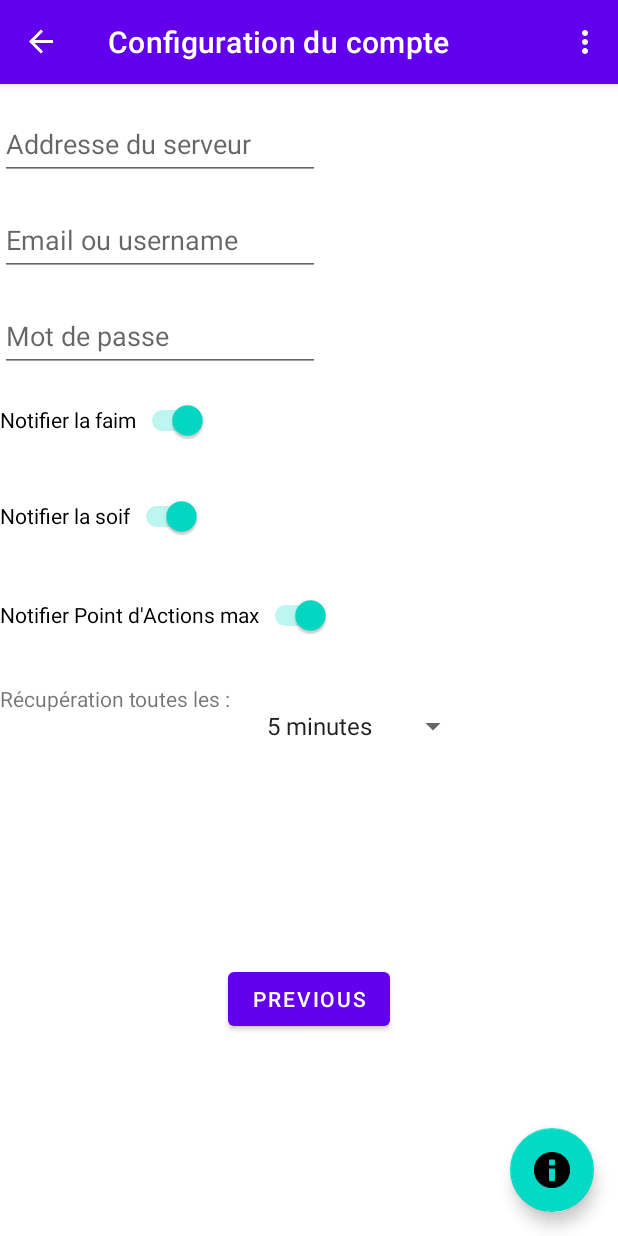
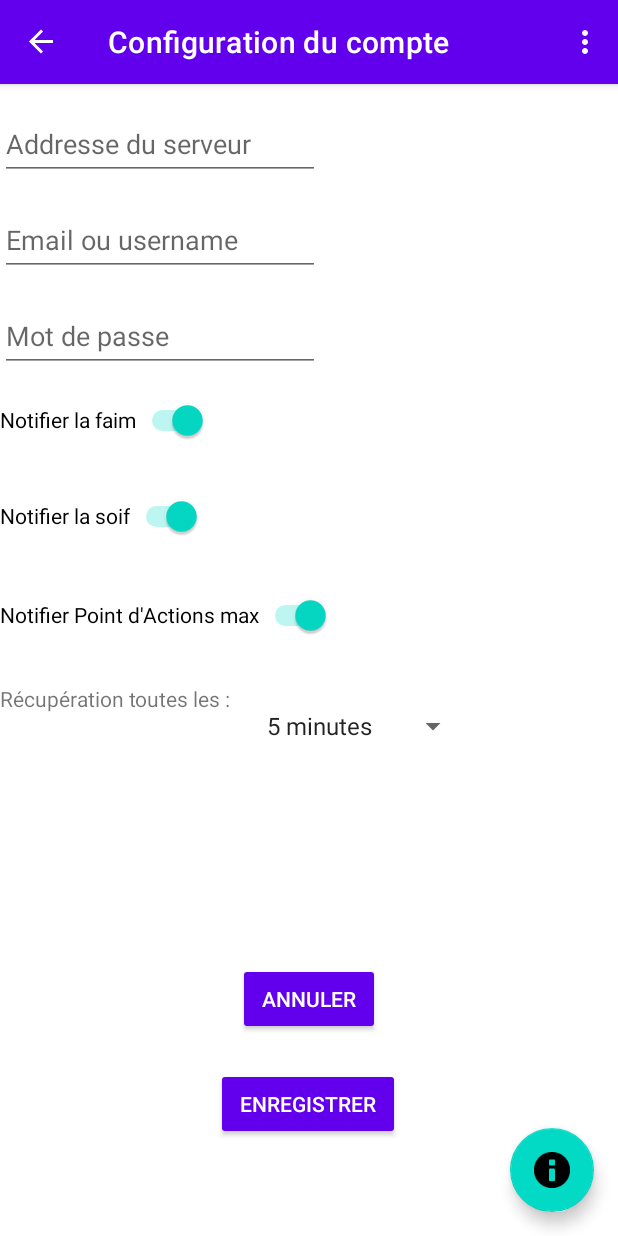
Before and after one commit to buxx/rolldash, an Android app: the AccountConfigurationFragment screen opened through its navigation route, on a phone screen of 412 x 824 dp. Run offline under Robolectric (Android 15) with nearby library versions, the phone set to English and light mode, and no system bars; our stand-ins replace navigation-ui.

```diff
--- a/app/src/main/java/fr/bux/rollingdashboard/Character.kt
+++ b/app/src/main/java/fr/bux/rollingdashboard/Character.kt
@@ -13,8 +13,11 @@ data class Character(
 
 @Dao
 interface CharacterDao {
-    @Query("SELECT * FROM character WHERE id = :id LIMIT 1")
+    @Query("SELECT * FROM character LIMIT 1")
     fun get(id: String): Character
+
+    @Query("DELETE FROM character")
+    fun clear()
 
     @Insert
     fun insert(character: Character)
--- a/app/src/main/java/fr/bux/rollingdashboard/Database.kt
+++ b/app/src/main/java/fr/bux/rollingdashboard/Database.kt
@@ -3,7 +3,8 @@ package fr.bux.rollingdashboard
 import androidx.room.Database
 import androidx.room.RoomDatabase
 
-@Database(entities = [Character::class], version = 1)
+@Database(entities = [Character::class, Character::class], version = 1)
 abstract class AppDatabase : RoomDatabase() {
     abstract fun characterDao(): CharacterDao
+    abstract fun accountConfigurationDao(): AccountConfigurationDao
 }
--- a/app/src/main/res/layout/account_configuration_fragment.xml
+++ b/app/src/main/res/layout/account_configuration_fragment.xml
@@ -48,16 +48,6 @@
         tools:ignore="SpeakableTextPresentCheck"
         tools:layout_editor_absoluteX="18dp" />
 
-    <Button
-        android:id="@+id/button_go_back_main"
-        android:layout_width="wrap_content"
-        android:layout_height="wrap_content"
-        android:text="@string/previous"
-        app:layout_constraintBottom_toBottomOf="parent"
-        app:layout_constraintEnd_toEndOf="parent"
-        app:layout_constraintStart_toStartOf="parent"
-        app:layout_constraintTop_toBottomOf="@+id/spinner_network_grab_period" />
-
     <Switch
         android:id="@+id/switch_notificate_hungry"
         android:layout_width="wrap_content"
@@ -106,8 +96,33 @@
         android:layout_width="wrap_content"
         android:layout_height="wrap_content"
         android:layout_marginTop="22dp"
-        android:text="Récupération toutes les :"
+        android:text="@string/network_grab_each"
         app:layout_constraintTop_toBottomOf="@+id/switch_max_ap"
         tools:layout_editor_absoluteX="18dp" />
 
+    <Button
+        android:id="@+id/button_go_back_main"
+        style="@style/Widget.AppCompat.Button"
+        android:layout_width="wrap_content"
+        android:layout_height="wrap_content"
+        android:text="@string/cancel"
+        app:iconTint="#ACACAC"
+        app:layout_constraintBottom_toBottomOf="parent"
+        app:layout_constraintEnd_toEndOf="parent"
+        app:layout_constraintStart_toStartOf="parent"
+        app:layout_constraintTop_toBottomOf="@+id/spinner_network_grab_period" />
+
+    <Button
+        android:id="@+id/button_save"
+        style="@style/Widget.AppCompat.Button.Colored"
+        android:layout_width="wrap_content"
+        android:layout_height="wrap_content"
+        android:text="@string/save"
+        app:layout_constraintBottom_toBottomOf="parent"
+        app:layout_constraintEnd_toEndOf="parent"
+        app:layout_constraintHorizontal_bias="0.498"
+        app:layout_constraintStart_toStartOf="parent"
+        app:layout_constraintTop_toBottomOf="@+id/button_go_back_main"
+        app:layout_constraintVertical_bias="0.253" />
+
 </androidx.constraintlayout.widget.ConstraintLayout>
--- a/app/src/main/res/values/strings.xml
+++ b/app/src/main/res/values/strings.xml
@@ -6,6 +6,7 @@
     <string name="text_input_server_address_hint">Addresse du serveur</string>
     <string name="text_input_user_name_hint">Email ou username</string>
     <string name="text_input_password_hint">Mot de passe</string>
+    <string name="network_grab_each">Récupération toutes les :</string>
 
     <string-array name="network_grab_period_array">
         <item>5 minutes</item>
@@ -17,14 +18,16 @@
         <item>24 heures</item>
     </string-array>
 
-
+    <!-- Generic -->
+    <string name="cancel">Annuler</string>
+    <string name="save">Enregistrer</string>
+    <string name="saving">Enregistrement …</string>
 
     <string name="action_settings">Settings</string>
     <!-- Strings used for fragments for navigation -->
     <string name="dashboard_fragment_label">First Fragment</string>
     <string name="account_configuration_fragment_label">Configuration du compte</string>
     <string name="next">Next</string>
-    <string name="previous">Previous</string>
     <string name="hello">Hello</string>
 
     <string name="hello_dashboard_fragment">Tableau de bord</string>
```
Also changed, not shown: app/src/main/java/fr/bux/rollingdashboard/AccountConfiguration.kt (added, +26 -0 lines), app/src/main/java/fr/bux/rollingdashboard/AccountConfigurationFragment.kt (+13 -0 lines).
